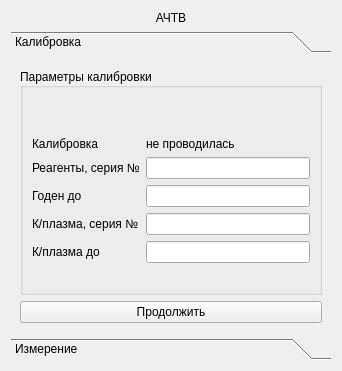
Above: choisedialog/ko2.ui from krang4d/Agrekola before the change. Below: the same form after it.
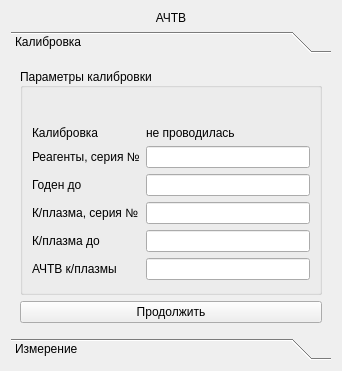
That is the form after the change. The open tabs and pages were chosen to show the change. Custom widgets are drawn as their Qt base class.

```diff
--- a/choisedialog/ko2.ui
+++ b/choisedialog/ko2.ui
@@ -146,6 +146,16 @@
               </property>
              </widget>
             </item>
+            <item row="5" column="0">
+             <widget class="QLabel" name="label_5">
+              <property name="text">
+               <string>АЧТВ к/плазмы</string>
+              </property>
+             </widget>
+            </item>
+            <item row="5" column="1">
+             <widget class="QLineEdit" name="lineEdit_5"/>
+            </item>
            </layout>
           </item>
           <item>
```
Left out of the diff: 2 changed lines with no effect on the pictures.
